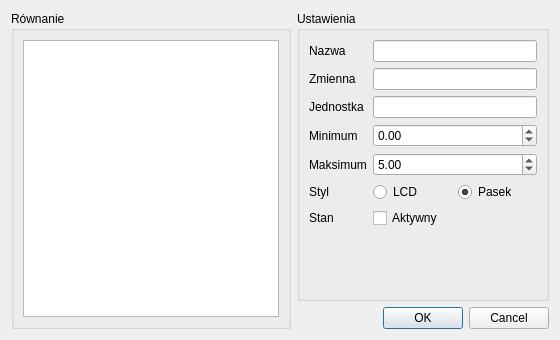
Kuszki/AVR-Sensors, file interface/sensordialog.ui: the form before one commit.
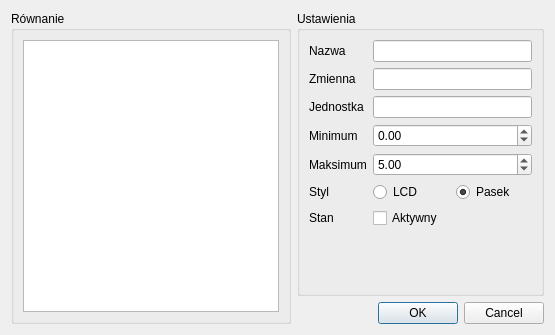
The form after the commit. Icons and pictures are not drawn.

The edit to the form file:
```diff
--- a/interface/sensordialog.ui
+++ b/interface/sensordialog.ui
@@ -6,16 +6,10 @@
    <rect>
     <x>0</x>
     <y>0</y>
-    <width>560</width>
-    <height>340</height>
+    <width>555</width>
+    <height>335</height>
    </rect>
   </property>
-  <property name="minimumSize">
-   <size>
-    <width>560</width>
-    <height>340</height>
-   </size>
-  </property>
   <property name="windowTitle">
    <string>Opcje czujnika</string>
   </property>
```
